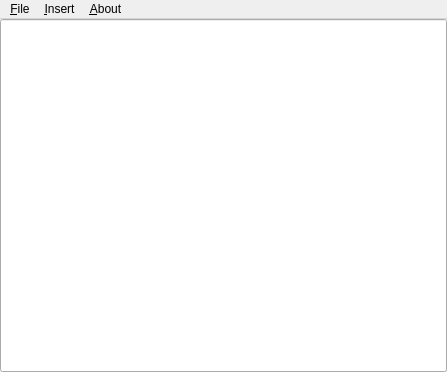
Qt form design.ui (abel1502/QtCalc) before a commit.
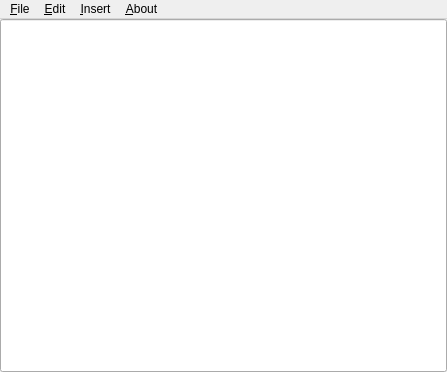
The same form after that commit. Icons and pictures are not drawn.

```diff
--- a/design.ui
+++ b/design.ui
@@ -87,6 +87,13 @@
     <addaction name="separator"/>
     <addaction name="actionExit"/>
    </widget>
+   <widget class="QMenu" name="menuEdit">
+    <property name="title">
+     <string>&amp;Edit</string>
+    </property>
+    <addaction name="actionUndo"/>
+    <addaction name="actionRedo"/>
+   </widget>
    <widget class="QMenu" name="menuAbout">
     <property name="title">
      <string>&amp;About</string>
@@ -111,6 +118,7 @@
     <addaction name="menuFunction"/>
    </widget>
    <addaction name="menuFile"/>
+   <addaction name="menuEdit"/>
    <addaction name="menuInsert"/>
    <addaction name="menuAbout"/>
   </widget>
```
Left out of the diff: 10 changed lines with no effect on the pictures.
